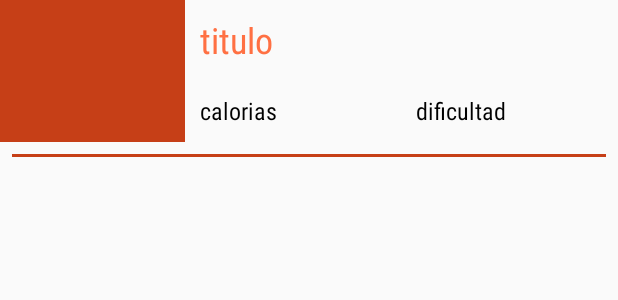
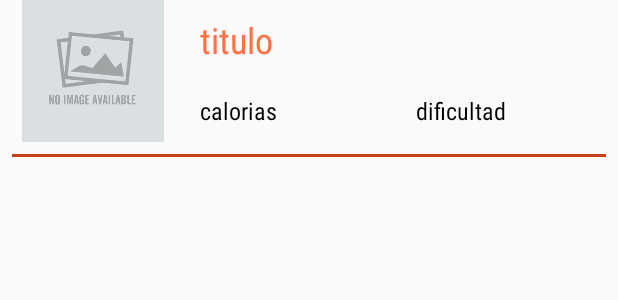
Before and after one commit to Juanma97/KitchenApp, an Android app: the layout recipe_layout.xml on its own in the app's theme, with its tools: preview values and no code run, on a phone screen of 412 x 824 dp. Shown: the top 300 px of the screen. Run offline under Robolectric (Android 15) with nearby library versions, the phone set to English and light mode, and no system bars.

Commit message:
Version 1.0

```diff
--- a/app/src/main/res/layout/activity_recipe_details.xml
+++ b/app/src/main/res/layout/activity_recipe_details.xml
@@ -27,6 +27,7 @@
                 android:layout_width="match_parent"
                 android:layout_height="match_parent"
                 android:scaleType="centerCrop"
+                android:src="@drawable/no_image_png_935227"
                 android:fitsSystemWindows="true"
                 app:layout_collapseMode="pin" />
 
--- a/app/src/main/res/layout/recipe_layout.xml
+++ b/app/src/main/res/layout/recipe_layout.xml
@@ -13,8 +13,8 @@
 
     <ImageView
         android:id="@+id/imageRecipe"
-        android:src="@color/colorPrimaryDark"
         android:layout_weight="0.3"
+        android:src="@drawable/no_image_png_935227"
         android:layout_width="0px"
         android:layout_height="match_parent" />
 
```
Also changed, not shown: app/src/main/java/kitchenapp/juanmaperez/com/recetascocina/RecipeAdapter.java (+11 -1 lines), app/src/main/res/drawable/no_image_png_935227.png (added).
